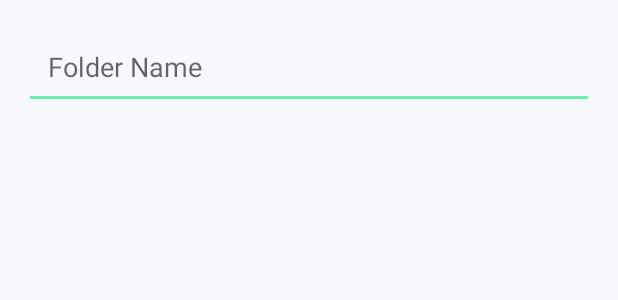
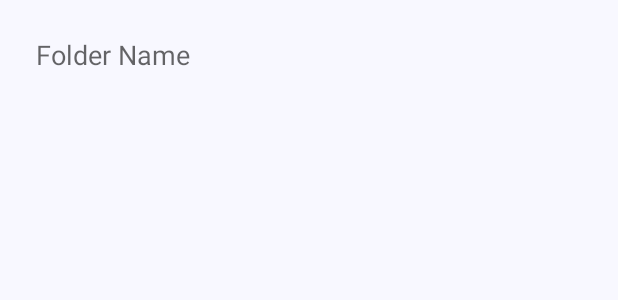
Before and after one commit to nsnikhil/Notes, an Android app: the layout new_folder_dialog.xml on its own in the app's theme, with its tools: preview values and no code run, on a phone screen of 412 x 824 dp. Shown: the top 300 px of the screen. Run offline under Robolectric (Android 15) with nearby library versions, the phone set to English and light mode, and no system bars.

Commit message:
done a lot

```diff
--- a/app/src/main/java/com/nrs/nsnik/notes/adapters/NoteObserverAdapter.java
+++ b/app/src/main/java/com/nrs/nsnik/notes/adapters/NoteObserverAdapter.java
@@ -11,6 +11,7 @@ import android.support.v4.app.ActivityOptionsCompat;
 import android.support.v4.app.LoaderManager;
 import android.support.v7.widget.PopupMenu;
 import android.support.v7.widget.RecyclerView;
+import android.util.Log;
 import android.view.LayoutInflater;
 import android.view.MenuItem;
 import android.view.View;
@@ -116,9 +117,9 @@ public class NoteObserverAdapter extends RecyclerView.Adapter<NoteObserverAdapte
         mNotesList.clear();
         mIds.clear();
         while (cursor != null && cursor.moveToNext()) {
-            mIds.add(cursor.getInt(cursor.getColumnIndex(TableNames.table1.mUid)));
             NoteObject object = openObject(cursor.getString(cursor.getColumnIndex(TableNames.table1.mFileName)));
             if (object.getFolderName().equalsIgnoreCase(mFolderName)) {
+                mIds.add(cursor.getInt(cursor.getColumnIndex(TableNames.table1.mUid)));
                 mNotesList.add(object);
             }
         }
--- a/app/src/main/java/com/nrs/nsnik/notes/fragments/HomeFragment.java
+++ b/app/src/main/java/com/nrs/nsnik/notes/fragments/HomeFragment.java
@@ -138,7 +138,7 @@ public class HomeFragment extends Fragment {
                 imm.toggleSoftInput(InputMethodManager.SHOW_FORCED, 0);
             }
         });
-        newFolder.setPositiveButton(getResources().getString(R.string.ok), new DialogInterface.OnClickListener() {
+        newFolder.setPositiveButton(getResources().getString(R.string.create), new DialogInterface.OnClickListener() {
             @Override
             public void onClick(DialogInterface dialogInterface, int i) {
                 imm.toggleSoftInput(InputMethodManager.SHOW_FORCED, 0);
--- a/app/src/main/res/layout/new_folder_dialog.xml
+++ b/app/src/main/res/layout/new_folder_dialog.xml
@@ -2,7 +2,7 @@
 <EditText
     xmlns:android="http://schemas.android.com/apk/res/android"
     android:id="@+id/dialogFolderName"
+    android:background="@android:color/transparent"
     style="@style/stretchedHorizontally"
-    android:layout_margin="@dimen/sixteen"
     android:hint="@string/newfoldername"
-    android:padding="@dimen/sixteen" />
+    android:padding="@dimen/twentyFour" />
--- a/app/src/main/res/values/strings.xml
+++ b/app/src/main/res/values/strings.xml
@@ -12,6 +12,7 @@
     <string name="newfoldername">Folder Name</string>
     <string name="cancel">Cancel</string>
     <string name="ok">OK</string>
+    <string name="create">Create</string>
     <string name="serach">Search</string>
     <string name="imageDescription">Image</string>
     <string name="imageError">Error</string>
```
Also changed, not shown: app/src/main/java/com/nrs/nsnik/notes/NewNoteActivity.java (+8 -6 lines), app/src/main/res/layout/fragment_home.xml (+9 -2 lines).
